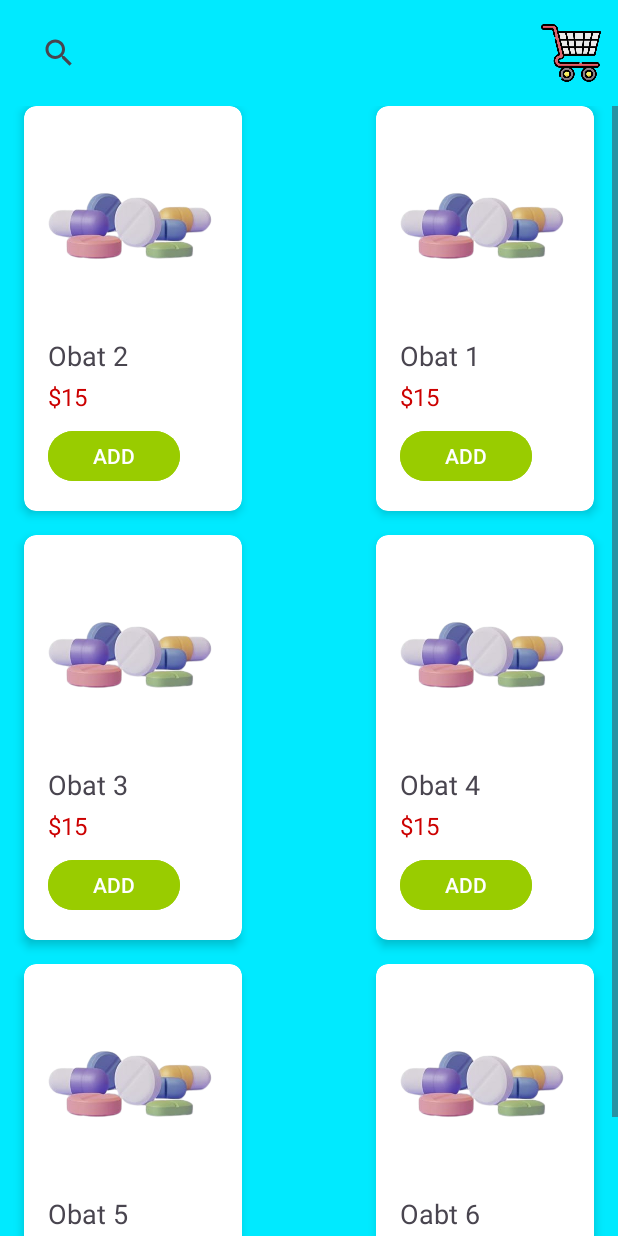
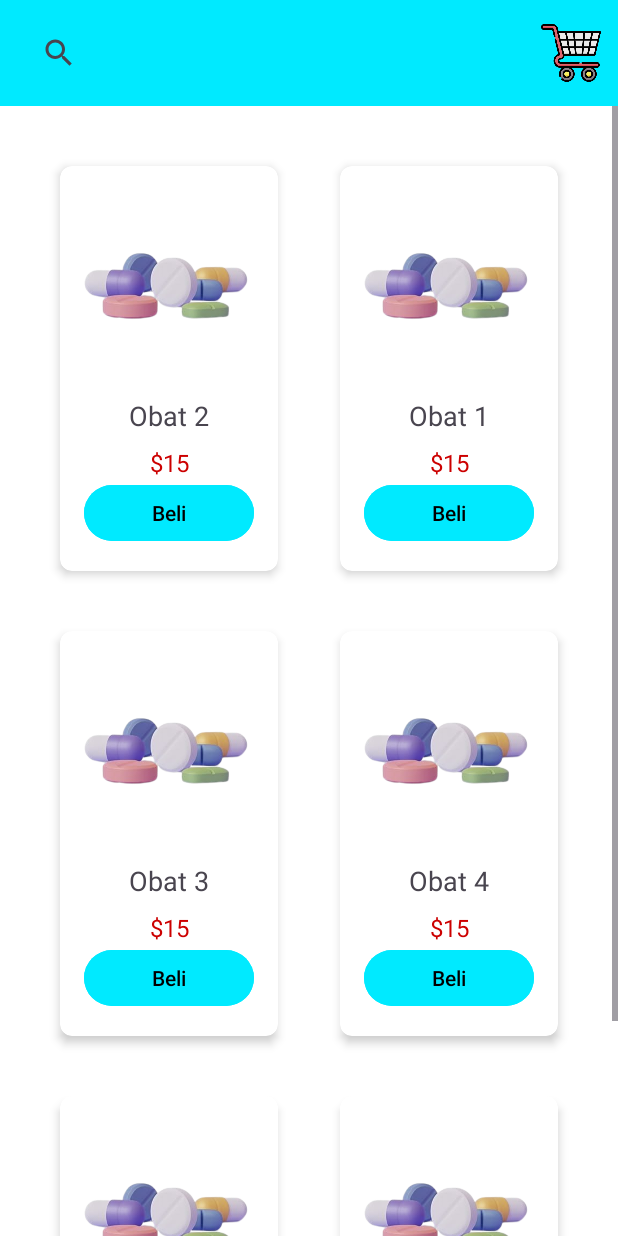
Before and after one commit to Athallah22/Apotek, an Android app: the MenuPesanActivity screen opened directly, with no data from a screen before it, on a phone screen of 412 x 824 dp. Run offline under Robolectric (Android 15) with nearby library versions, the phone set to English and light mode, and no system bars.

Commit message:
Minor Update

```diff
--- a/app/src/main/java/com/example/apotek/DetailActivity.kt
+++ b/app/src/main/java/com/example/apotek/DetailActivity.kt
@@ -33,7 +33,7 @@ class DetailActivity : AppCompatActivity() {
         binding.product = product
 
         // Tambahkan listener untuk tombol "Tambahkan ke Keranjang"
-        binding.tocart.setOnClickListener {
+        binding.buynow.setOnClickListener {
             addToCart(product)
         }
     }
--- a/app/src/main/java/com/example/apotek/MainActivity.kt
+++ b/app/src/main/java/com/example/apotek/MainActivity.kt
@@ -12,9 +12,8 @@ import androidx.appcompat.app.AppCompatActivity
 class MainActivity : AppCompatActivity() {
     override fun onCreate(savedInstanceState: Bundle?) {
         super.onCreate(savedInstanceState)
-        setContentView(R.layout.cover) // Layout untuk cover
+        setContentView(R.layout.cover)
 
-        // Button untuk berpindah ke LoginActivity
         val mulaiButton: Button = findViewById(R.id.mulai)
         mulaiButton.setOnClickListener {
             val intent = Intent(this, LoginActivity::class.java)
--- /dev/null
+++ b/app/src/main/res/drawable/border.xml
@@ -0,0 +1,10 @@
+<?xml version="1.0" encoding="utf-8"?>
+<shape xmlns:android="http://schemas.android.com/apk/res/android">
+    <solid android:color="@android:color/white" />
+
+    <stroke
+        android:width="6dp"
+        android:color="#00EAFF" />
+
+    <corners android:radius="10dp" />
+</shape>
--- a/app/src/main/res/layout/cover.xml
+++ b/app/src/main/res/layout/cover.xml
@@ -6,7 +6,7 @@
     android:id="@+id/coverLayout"
     android:layout_width="match_parent"
     android:layout_height="match_parent"
-    android:background="#00EAFF"
+    android:background="#FFFFFF"
     android:padding="20dp"
     tools:context=".MainActivity">
 
@@ -41,7 +41,7 @@
         android:layout_marginTop="150dp"
         android:text="MULAI"
         android:textColor="@color/black"
-        android:backgroundTint="@android:color/white"
+        android:backgroundTint="#00EAFF"
         app:layout_constraintEnd_toEndOf="@+id/imageView2"
         app:layout_constraintHorizontal_bias="0.0"
         app:layout_constraintStart_toStartOf="@+id/imageView2"
--- a/app/src/main/res/layout/menu.xml
+++ b/app/src/main/res/layout/menu.xml
@@ -4,7 +4,7 @@
     xmlns:tools="http://schemas.android.com/tools"
     android:layout_width="match_parent"
     android:layout_height="match_parent"
-    android:background="#00EAFF">
+    android:background="#FFFFFF">
 
     <ImageButton
         android:id="@+id/cariApotek"
--- a/app/src/main/res/layout/menu_pesan.xml
+++ b/app/src/main/res/layout/menu_pesan.xml
@@ -45,18 +45,18 @@
         <androidx.constraintlayout.widget.ConstraintLayout
             android:layout_width="match_parent"
             android:layout_height="wrap_content"
-            android:background="#00EAFF">
+            android:background="#FFFFFF">
 
             <androidx.cardview.widget.CardView
                 android:id="@+id/product1"
                 android:layout_width="145dp"
                 android:layout_height="270dp"
-                android:layout_margin="16dp"
-                app:cardBackgroundColor="@android:color/white"
+                android:layout_margin="40dp"
+                android:background="@drawable/border"
                 app:cardCornerRadius="8dp"
                 app:cardElevation="4dp"
                 app:layout_constraintEnd_toEndOf="parent"
-                app:layout_constraintTop_toBottomOf="@+id/searchView"
+                app:layout_constraintTop_toTopOf="parent"
                 tools:ignore="MissingConstraints">
 
                 <LinearLayout
@@ -76,28 +76,29 @@
 
                     <TextView
                         android:id="@+id/productName1"
-                        android:layout_width="wrap_content"
+                        android:layout_width="match_parent"
                         android:layout_height="wrap_content"
                         android:layout_marginTop="8dp"
                         android:text="Obat 1"
+                        android:textAlignment="center"
                         android:textSize="18sp" />
 
                     <TextView
                         android:id="@+id/productPrice1"
-                        android:layout_width="wrap_content"
+                        android:layout_width="match_parent"
                         android:layout_height="wrap_content"
-                        android:layout_marginTop="4dp"
+                        android:layout_marginTop="8dp"
                         android:text="$15"
+                        android:textAlignment="center"
                         android:textColor="@android:color/holo_red_dark"
                         android:textSize="16sp" />
 
                     <Button
-                        android:id="@+id/buttonAdd1"
-                        android:layout_width="wrap_content"
+                        android:layout_width="match_parent"
                         android:layout_height="wrap_content"
-                        android:layout_marginTop="8dp"
-                        android:backgroundTint="@android:color/holo_green_light"
-                        android:text="ADD" />
+                        android:backgroundTint="#00EAFF"
+                        android:text="Beli"
+                        android:textColor="@color/black" />
 
                 </LinearLayout>
             </androidx.cardview.widget.CardView>
@@ -106,12 +107,12 @@
                 android:id="@+id/product2"
                 android:layout_width="145dp"
                 android:layout_height="270dp"
-                android:layout_margin="16dp"
+                android:layout_margin="40dp"
                 app:cardBackgroundColor="@android:color/white"
                 app:cardCornerRadius="8dp"
                 app:cardElevation="4dp"
                 app:layout_constraintStart_toStartOf="parent"
-                app:layout_constraintTop_toBottomOf="@+id/searchView"
+                app:layout_constraintTop_toTopOf="parent"
                 tools:ignore="MissingConstraints">
 
                 <LinearLayout
@@ -131,28 +132,29 @@
 
                     <TextView
                         android:id="@+id/productName2"
-                        android:layout_width="wrap_content"
+                        android:layout_width="match_parent"
                         android:layout_height="wrap_content"
                         android:layout_marginTop="8dp"
                         android:text="Obat 2"
+                        android:textAlignment="center"
                         android:textSize="18sp" />
 
                     <TextView
                         android:id="@+id/productPrice2"
-                        android:layout_width="wrap_content"
+                        android:layout_width="match_parent"
                         android:layout_height="wrap_content"
-                        android:layout_marginTop="4dp"
+                        android:layout_marginTop="8dp"
                         android:text="$15"
+                        android:textAlignment="center"
                         android:textColor="@android:color/holo_red_dark"
                         android:textSize="16sp" />
 
                     <Button
-                        android:id="@+id/buttonAdd2"
-                        android:layout_width="wrap_content"
+                        android:layout_width="match_parent"
                         android:layout_height="wrap_content"
-                        android:layout_marginTop="8dp"
-                        android:backgroundTint="@android:color/holo_green_light"
-                        android:text="ADD" />
+                        android:backgroundTint="#00EAFF"
+                        android:text="Beli"
+                        android:textColor="@color/black" />
 
                 </LinearLayout>
             </androidx.cardview.widget.CardView>
@@ -161,7 +163,7 @@
                 android:id="@+id/product3"
                 android:layout_width="145dp"
                 android:layout_height="270dp"
-                android:layout_margin="16dp"
+                android:layout_margin="40dp"
                 app:cardBackgroundColor="@android:color/white"
                 app:cardCornerRadius="8dp"
                 app:cardElevation="4dp"
@@ -186,28 +188,29 @@
 
                     <TextView
                         android:id="@+id/productName3"
-                        android:layout_width="wrap_content"
+                        android:layout_width="match_parent"
                         android:layout_height="wrap_content"
                         android:layout_marginTop="8dp"
+                        android:textAlignment="center"
                         android:text="Obat 3"
                         android:textSize="18sp" />
 
                     <TextView
                         android:id="@+id/productPrice3"
-                        android:layout_width="wrap_content"
+                        android:layout_width="match_parent"
                         android:layout_height="wrap_content"
-                        android:layout_marginTop="4dp"
+                        android:textAlignment="center"
+                        android:layout_marginTop="8dp"
                         android:text="$15"
                         android:textColor="@android:color/holo_red_dark"
                         android:textSize="16sp" />
 
                     <Button
-                        android:id="@+id/buttonAdd3"
-                        android:layout_width="wrap_content"
+                        android:layout_width="match_parent"
                         android:layout_height="wrap_content"
-                        android:layout_marginTop="8dp"
-                        android:backgroundTint="@android:color/holo_green_light"
-                        android:text="ADD" />
+                        android:backgroundTint="#00EAFF"
+                        android:text="Beli"
+                        android:textColor="@color/black" />
 
                 </LinearLayout>
             </androidx.cardview.widget.CardView>
@@ -216,7 +219,7 @@
                 android:id="@+id/product4"
                 android:layout_width="145dp"
                 android:layout_height="270dp"
-                android:layout_margin="16dp"
+                android:layout_margin="40dp"
                 app:cardBackgroundColor="@android:color/white"
                 app:cardCornerRadius="8dp"
                 app:cardElevation="4dp"
@@ -241,28 +244,29 @@
 
                     <TextView
                         android:id="@+id/productName4"
-                        android:layout_width="wrap_content"
+                        android:layout_width="match_parent"
                         android:layout_height="wrap_content"
                         android:layout_marginTop="8dp"
+                        android:textAlignment="center"
                         android:text="Obat 4"
                         android:textSize="18sp" />
 
                     <TextView
                         android:id="@+id/productPrice4"
-                        android:layout_width="wrap_content"
+                        android:layout_width="match_parent"
                         android:layout_height="wrap_content"
-                        android:layout_marginTop="4dp"
+                        android:layout_marginTop="8dp"
+                        android:textAlignment="center"
                         android:text="$15"
                         android:textColor="@android:color/holo_red_dark"
                         android:textSize="16sp" />
 
                     <Button
-                        android:id="@+id/buttonAdd4"
-                        android:layout_width="wrap_content"
+                        android:layout_width="match_parent"
                         android:layout_height="wrap_content"
-                        android:layout_marginTop="8dp"
-                        android:backgroundTint="@android:color/holo_green_light"
-                        android:text="ADD" />
+                        android:backgroundTint="#00EAFF"
+                        android:text="Beli"
+                        android:textColor="@color/black" />
 
                 </LinearLayout>
             </androidx.cardview.widget.CardView>
@@ -271,7 +275,7 @@
                 android:id="@+id/product5"
                 android:layout_width="145dp"
                 android:layout_height="270dp"
-                android:layout_margin="16dp"
+                android:layout_margin="40dp"
                 app:cardBackgroundColor="@android:color/white"
                 app:cardCornerRadius="8dp"
                 app:cardElevation="4dp"
@@ -296,28 +300,29 @@
 
                     <TextView
                         android:id="@+id/productName5"
-                        android:layout_width="wrap_content"
+                        android:layout_width="match_parent"
                         android:layout_height="wrap_content"
                         android:layout_marginTop="8dp"
+                        android:textAlignment="center"
                         android:text="Obat 5"
                         android:textSize="18sp" />
 
                     <TextView
                         android:id="@+id/productPrice5"
-                        android:layout_width="wrap_content"
+                        android:layout_width="match_parent"
                         android:layout_height="wrap_content"
-                        android:layout_marginTop="4dp"
+                        android:layout_marginTop="8dp"
+                        android:textAlignment="center"
                         android:text="$15"
                         android:textColor="@android:color/holo_red_dark"
                         android:textSize="16sp" />
 
                     <Button
-                        android:id="@+id/buttonAdd5"
-                        android:layout_width="wrap_content"
+                        android:layout_width="match_parent"
                         android:layout_height="wrap_content"
-                        android:layout_marginTop="8dp"
-                        android:backgroundTint="@android:color/holo_green_light"
-                        android:text="ADD" />
+                        android:backgroundTint="#00EAFF"
+                        android:text="Beli"
+                        android:textColor="@color/black" />
 
                 </LinearLayout>
             </androidx.cardview.widget.CardView>
@@ -326,7 +331,7 @@
                 android:id="@+id/product6"
                 android:layout_width="145dp"
                 android:layout_height="270dp"
-                android:layout_margin="16dp"
+                android:layout_margin="40dp"
                 app:cardBackgroundColor="@android:color/white"
                 app:cardCornerRadius="8dp"
                 app:cardElevation="4dp"
@@ -351,33 +356,32 @@
 
                     <TextView
                         android:id="@+id/productName6"
-                        android:layout_width="wrap_content"
+                        android:layout_width="match_parent"
                         android:layout_height="wrap_content"
                         android:layout_marginTop="8dp"
+                        android:textAlignment="center"
                         android:text="Oabt 6"
                         android:textSize="18sp" />
 
                     <TextView
                         android:id="@+id/productPrice6"
-                        android:layout_width="wrap_content"
+                        android:layout_width="match_parent"
                         android:layout_height="wrap_content"
-                        android:layout_marginTop="4dp"
+                        android:layout_marginTop="8dp"
+                        android:textAlignment="center"
                         android:text="$15"
                         android:textColor="@android:color/holo_red_dark"
                         android:textSize="16sp" />
 
                     <Button
-                        android:id="@+id/buttonAdd6"
-                        android:layout_width="wrap_content"
+                        android:layout_width="match_parent"
                         android:layout_height="wrap_content"
-                        android:layout_marginTop="8dp"
-                        android:backgroundTint="@android:color/holo_green_light"
-                        android:text="ADD" />
+                        android:backgroundTint="#00EAFF"
+                        android:text="Beli"
+                        android:textColor="@color/black" />
 
                 </LinearLayout>
             </androidx.cardview.widget.CardView>
-
-
         </androidx.constraintlayout.widget.ConstraintLayout>
     </ScrollView>
 </RelativeLayout>
```
Also changed, not shown: app/src/main/res/layout/detail_obat.xml (+30 -16 lines), app/src/main/res/layout/keranjang.xml (+4 -4 lines), app/src/main/res/layout/login.xml (+4 -4 lines), app/src/main/res/layout/riwayat.xml (+2 -6 lines).
